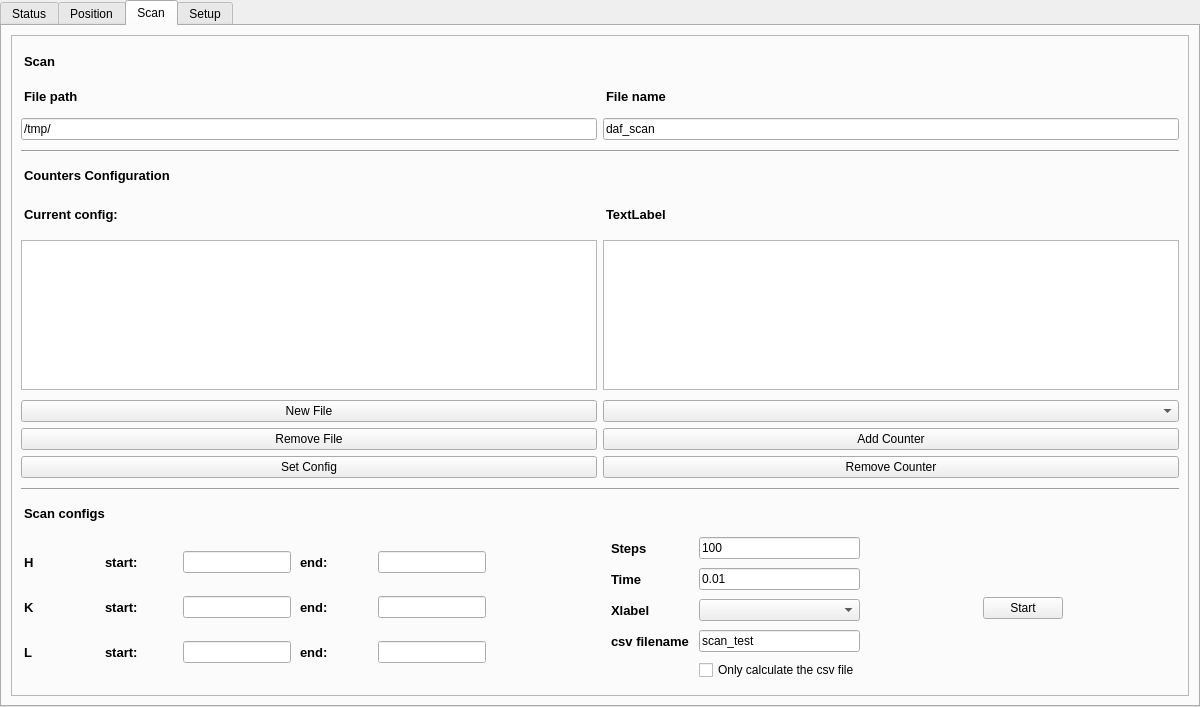
Above: gui/main.ui from HugoValim/DAF before the change. Below: the same form after it.
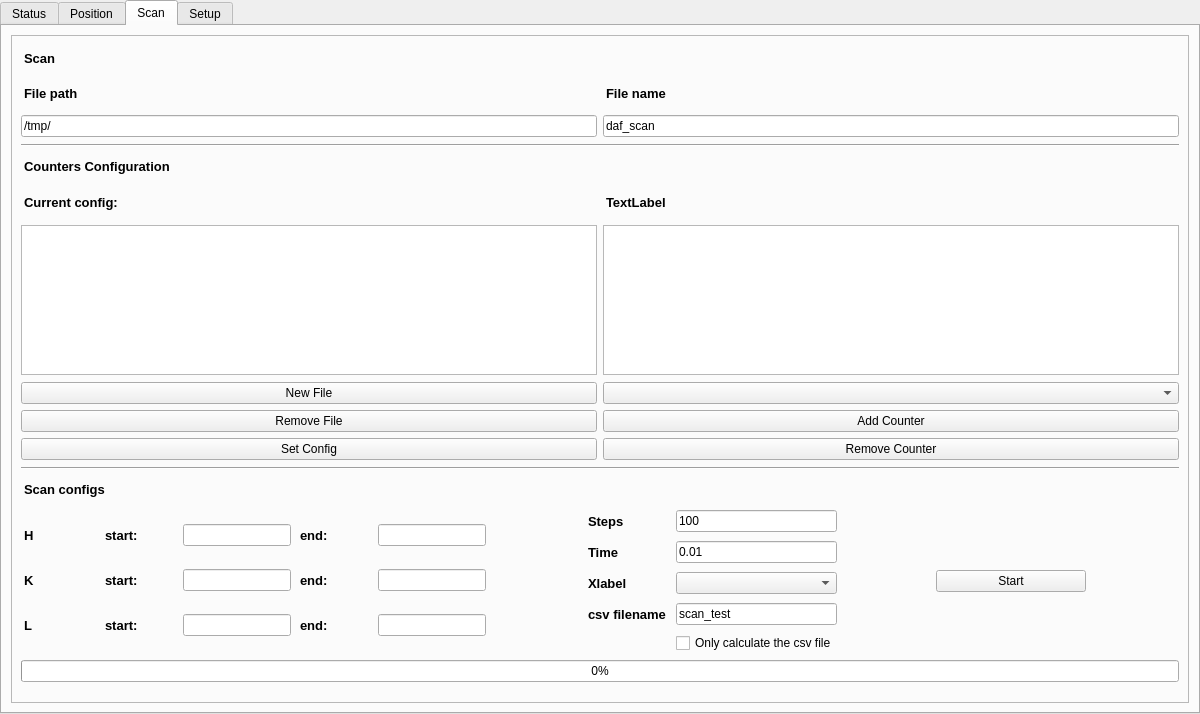
That is the form after the change. Custom widgets are drawn as their Qt base class.

Commit message: daf.gui can perform a scan by itself now

What changed in the file:
```diff
--- a/gui/main.ui
+++ b/gui/main.ui
@@ -7,7 +7,7 @@
     <x>0</x>
     <y>0</y>
     <width>1200</width>
-    <height>707</height>
+    <height>714</height>
    </rect>
   </property>
   <property name="windowTitle">
@@ -4448,6 +4448,12 @@
             </item>
             <item>
              <widget class="QPushButton" name="pushButton_start_scan">
+              <property name="minimumSize">
+               <size>
+                <width>150</width>
+                <height>0</height>
+               </size>
+              </property>
               <property name="text">
                <string>Start</string>
               </property>
@@ -4468,6 +4474,13 @@
             </item>
            </layout>
           </item>
+          <item>
+           <widget class="QProgressBar" name="progressBar">
+            <property name="value">
+             <number>0</number>
+            </property>
+           </widget>
+          </item>
          </layout>
         </widget>
        </item>
```
Left out of the diff: 13 changed lines with no effect on the pictures. The commit also changes 4 other files.
